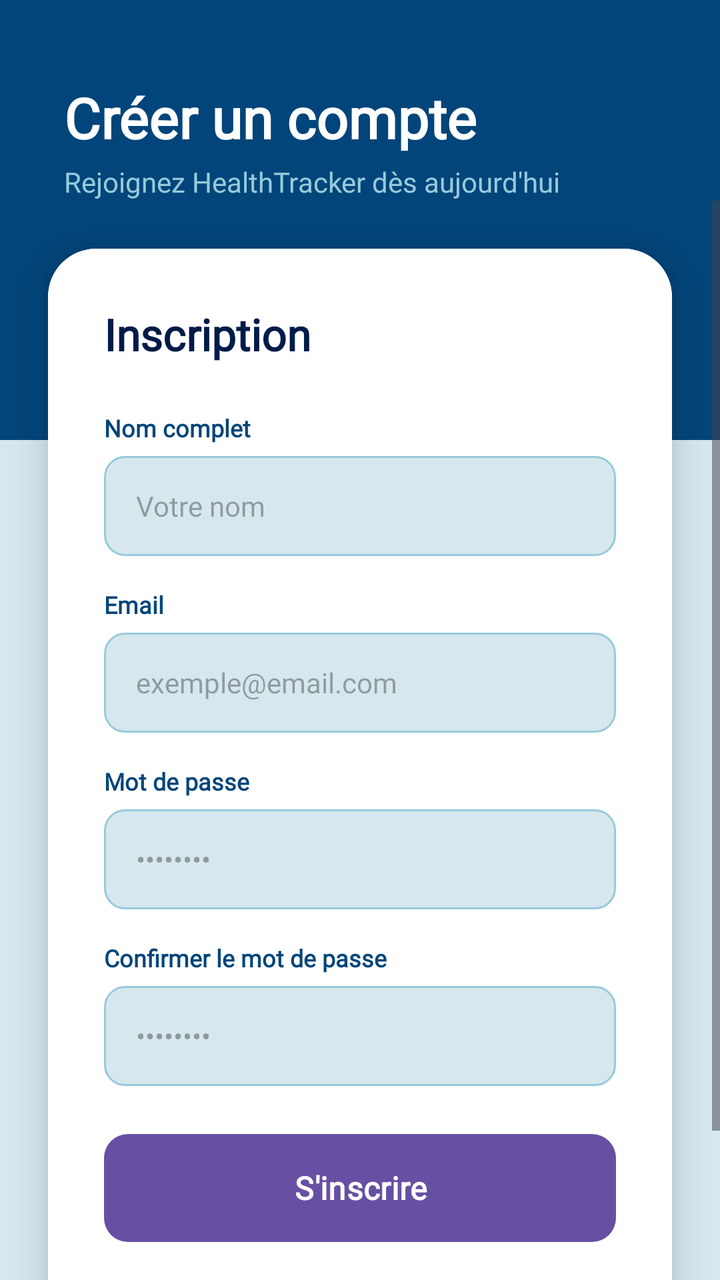
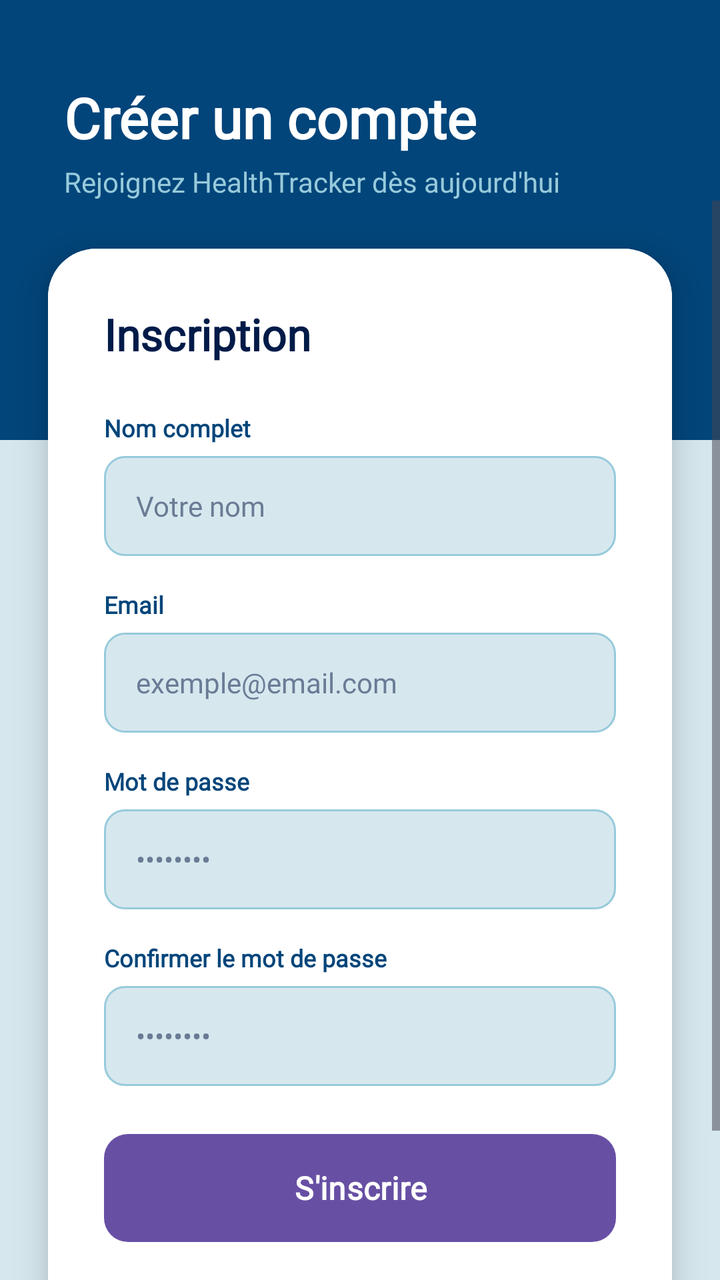

Compare the two renders of this Android layout. The source of the first and the diff that turns it into the second are given below.
<!-- AndroidManifest.xml: application theme Theme.Se77a -->
<!-- res/layout/activity_register.xml -->
<?xml version="1.0" encoding="utf-8"?>
<androidx.constraintlayout.widget.ConstraintLayout xmlns:android="http://schemas.android.com/apk/res/android"
    xmlns:app="http://schemas.android.com/apk/res-auto"
    android:layout_width="match_parent"
    android:layout_height="match_parent"
    android:background="@color/blue_light_2">

    
    <View
        android:id="@+id/viewHeader"
        android:layout_width="match_parent"
        android:layout_height="220dp"
        android:background="@color/blue_dark_2"
        app:layout_constraintTop_toTopOf="parent" />

    <LinearLayout
        android:id="@+id/llHeader"
        android:layout_width="match_parent"
        android:layout_height="wrap_content"
        android:orientation="vertical"
        android:paddingTop="40dp"
        android:paddingStart="32dp"
        app:layout_constraintTop_toTopOf="parent">

        <TextView
            android:layout_width="wrap_content"
            android:layout_height="wrap_content"
            android:text="Créer un compte"
            android:textSize="28sp"
            android:textStyle="bold"
            android:fontFamily="@font/nunito_bold"
            android:textColor="@color/white"/>

        <TextView
            android:layout_width="wrap_content"
            android:layout_height="wrap_content"
            android:text="Rejoignez HealthTracker dès aujourd'hui"
            android:textSize="14sp"
            android:fontFamily="@font/nunito_bold"
            android:textColor="@color/blue_light_1"
            android:layout_marginTop="4dp"/>
    </LinearLayout>

    <ScrollView
        android:layout_width="match_parent"
        android:layout_height="0dp"
        app:layout_constraintTop_toBottomOf="@id/llHeader"
        app:layout_constraintBottom_toBottomOf="parent"
        android:clipToPadding="false"
        android:paddingBottom="24dp">

        <androidx.cardview.widget.CardView
            android:id="@+id/cvRegister"
            android:layout_width="match_parent"
            android:layout_height="wrap_content"
            android:layout_margin="24dp"
            app:cardCornerRadius="24dp"
            app:cardElevation="10dp">

            <LinearLayout
                android:layout_width="match_parent"
                android:layout_height="wrap_content"
                android:orientation="vertical"
                android:padding="28dp"
                android:background="@color/white">

                <TextView
                    android:layout_width="wrap_content"
                    android:layout_height="wrap_content"
                    android:text="Inscription"
                    android:textSize="22sp"
                    android:textStyle="bold"
                    android:fontFamily="@font/nunito_bold"
                    android:textColor="@color/blue_dark_1"
                    android:layout_marginBottom="24dp"/>

                
                <TextView
                    android:layout_width="wrap_content"
                    android:layout_height="wrap_content"
                    android:text="Nom complet"
                    android:textSize="12sp"
                    android:textColor="@color/blue_dark_2"
                    android:textStyle="bold"
                    android:fontFamily="@font/nunito_bold"
                    android:layout_marginBottom="6dp"/>
                <EditText
                    android:id="@+id/etNom"
                    android:layout_width="match_parent"
                    android:layout_height="50dp"
                    android:hint="Votre nom"
                    android:inputType="textPersonName"
                    android:fontFamily="@font/nunito_bold"
                    android:background="@drawable/input_bg"
                    android:paddingStart="16dp"
                    android:paddingEnd="16dp"
                    android:textSize="14sp"
                    android:layout_marginBottom="16dp"/>

                
                <TextView
                    android:layout_width="wrap_content"
                    android:layout_height="wrap_content"
                    android:text="Email"
                    android:textSize="12sp"
                    android:textColor="@color/blue_dark_2"
                    android:textStyle="bold"
                    android:fontFamily="@font/nunito_bold"
                    android:layout_marginBottom="6dp"/>
                <EditText
                    android:id="@+id/etEmail"
                    android:layout_width="match_parent"
                    android:layout_height="50dp"
                    android:hint="exemple@email.com"
                    android:inputType="textEmailAddress"
                    android:fontFamily="@font/nunito_bold"
                    android:background="@drawable/input_bg"
                    android:paddingStart="16dp"
                    android:paddingEnd="16dp"
                    android:textSize="14sp"
                    android:layout_marginBottom="16dp"/>

                
                <TextView
                    android:layout_width="wrap_content"
                    android:layout_height="wrap_content"
                    android:text="Mot de passe"
                    android:textSize="12sp"
                    android:textColor="@color/blue_dark_2"
                    android:textStyle="bold"
                    android:fontFamily="@font/nunito_bold"
                    android:layout_marginBottom="6dp"/>
                <EditText
                    android:id="@+id/etPassword"
                    android:layout_width="match_parent"
                    android:layout_height="50dp"
                    android:hint="••••••••"
                    android:inputType="textPassword"
                    android:fontFamily="@font/nunito_bold"
                    android:background="@drawable/input_bg"
                    android:paddingStart="16dp"
                    android:paddingEnd="16dp"
                    android:textSize="14sp"
                    android:layout_marginBottom="16dp"/>

                
                <TextView
                    android:layout_width="wrap_content"
                    android:layout_height="wrap_content"
                    android:text="Confirmer le mot de passe"
                    android:textSize="12sp"
                    android:textColor="@color/blue_dark_2"
                    android:textStyle="bold"
                    android:fontFamily="@font/nunito_bold"
                    android:layout_marginBottom="6dp"/>
                <EditText
                    android:id="@+id/etConfirmPassword"
                    android:layout_width="match_parent"
                    android:layout_height="50dp"
                    android:hint="••••••••"
                    android:inputType="textPassword"
                    android:fontFamily="@font/nunito_bold"
                    android:background="@drawable/input_bg"
                    android:paddingStart="16dp"
                    android:paddingEnd="16dp"
                    android:textSize="14sp"
                    android:layout_marginBottom="24dp"/>

                <Button
                    android:id="@+id/btnRegister"
                    android:layout_width="match_parent"
                    android:layout_height="54dp"
                    android:text="S'inscrire"
                    android:textColor="@color/white"
                    android:textStyle="bold"
                    android:fontFamily="@font/nunito_bold"
                    android:background="@drawable/btn_primary"
                    android:textAllCaps="false"
                    android:textSize="16sp"
                    android:layout_marginBottom="16dp"/>

                <TextView
                    android:id="@+id/tvGoLogin"
                    android:layout_width="wrap_content"
                    android:layout_height="wrap_content"
                    android:text="Déjà un compte ? Se connecter"
                    android:fontFamily="@font/nunito_bold"
                    android:textColor="@color/blue_medium"
                    android:textSize="13sp"
                    android:layout_gravity="center"
                    android:padding="8dp"/>

            </LinearLayout>
        </androidx.cardview.widget.CardView>
    </ScrollView>

</androidx.constraintlayout.widget.ConstraintLayout>
<!-- resources referenced by this layout -->
<resources>
  <color name="blue_dark_1">#001B48</color>
  <color name="blue_dark_2">#02457A</color>
  <color name="blue_light_1">#97CADB</color>
  <color name="blue_light_2">#D6E8EE</color>
  <color name="blue_medium">#018ABE</color>
  <color name="white">#FFFFFFFF</color>
  <!-- drawable btn_primary (drawable) -->
  <?xml version="1.0" encoding="utf-8"?>
  <shape xmlns:android="http://schemas.android.com/apk/res/android">
      <solid android:color="@color/blue_medium"/>
      <corners android:radius="12dp"/>
  </shape>
  <!-- drawable input_bg (drawable) -->
  <?xml version="1.0" encoding="utf-8"?>
  <shape xmlns:android="http://schemas.android.com/apk/res/android">
      <solid android:color="@color/blue_light_2"/>
      <stroke android:width="1dp" android:color="@color/blue_light_1"/>
      <corners android:radius="10dp"/>
  </shape>
  <style name="Theme.Se77a" parent="Base.Theme.Se77a" />
  <style name="Base.Theme.Se77a" parent="Theme.Material3.DayNight.NoActionBar">
          
          
      </style>
</resources>

<!-- the commit's change to res/layout/activity_register.xml (unified diff, before → after) -->
@@ -95,6 +95,9 @@
                     android:paddingStart="16dp"
                     android:paddingEnd="16dp"
                     android:textSize="14sp"
+                    android:textColor="@color/blue_dark_1"
+                    android:textColorHint="@color/gray_text"
+                    android:imeOptions="actionNext"
                     android:layout_marginBottom="16dp"/>
 
                 
@@ -118,6 +121,9 @@
                     android:paddingStart="16dp"
                     android:paddingEnd="16dp"
                     android:textSize="14sp"
+                    android:textColor="@color/blue_dark_1"
+                    android:textColorHint="@color/gray_text"
+                    android:imeOptions="actionNext"
                     android:layout_marginBottom="16dp"/>
 
                 
@@ -141,6 +147,9 @@
                     android:paddingStart="16dp"
                     android:paddingEnd="16dp"
                     android:textSize="14sp"
+                    android:textColor="@color/blue_dark_1"
+                    android:textColorHint="@color/gray_text"
+                    android:imeOptions="actionNext"
                     android:layout_marginBottom="16dp"/>
 
                 
@@ -164,6 +173,9 @@
                     android:paddingStart="16dp"
                     android:paddingEnd="16dp"
                     android:textSize="14sp"
+                    android:textColor="@color/blue_dark_1"
+                    android:textColorHint="@color/gray_text"
+                    android:imeOptions="actionDone"
                     android:layout_marginBottom="24dp"/>
 
                 <Button
<!-- resource entries referenced after the edit -->
@@ -5,6 +5,7 @@
   <color name="blue_light_1">#97CADB</color>
   <color name="blue_light_2">#D6E8EE</color>
   <color name="blue_medium">#018ABE</color>
+  <color name="gray_text">#6A7B95</color>
   <color name="white">#FFFFFFFF</color>
   <!-- drawable btn_primary (drawable) -->
   <?xml version="1.0" encoding="utf-8"?>
